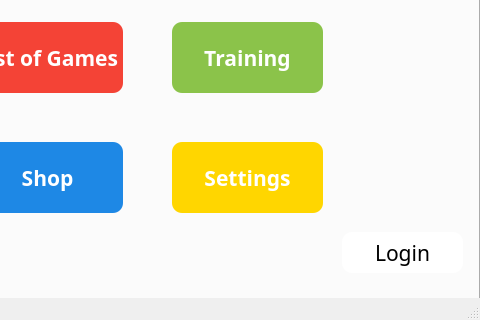
The window that Design/main0.ui (Xemonay/Brain-Dev) describes before a commit, drawn with Qt 5; both pictures show x 170 to 650 and y 174 to 494 of the 650 by 494 pixel window.
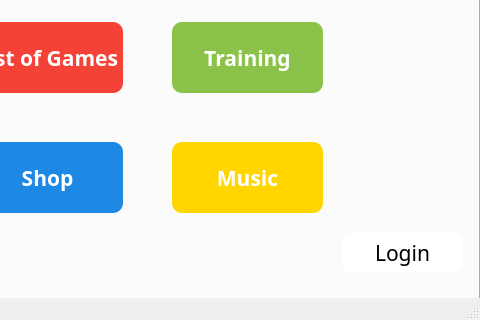
The same window after the commit. Icons and pictures are not drawn.

The edit to the form file:
```diff
--- a/Design/main0.ui
+++ b/Design/main0.ui
@@ -149,7 +149,7 @@
 border-radius:10px;</string>
       </property>
       <property name="text">
-       <string>Settings</string>
+       <string>Music</string>
       </property>
      </widget>
      <widget class="QPushButton" name="training_bt">
```
Left out of the diff: 2 changed lines with no effect on the pictures.
